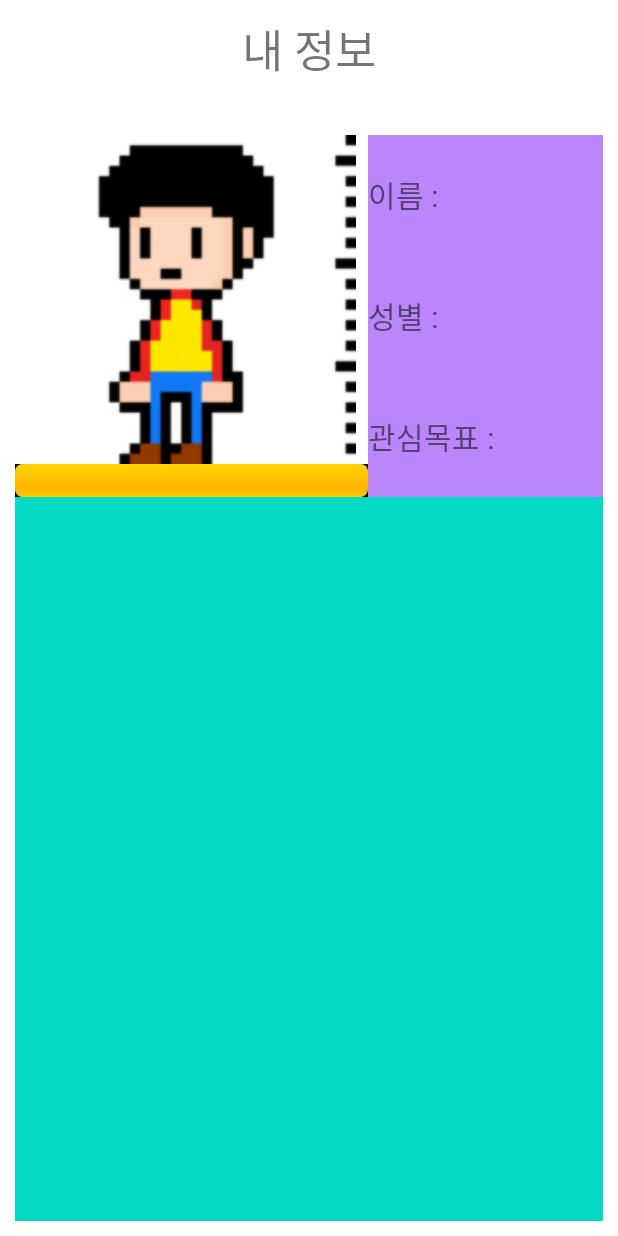
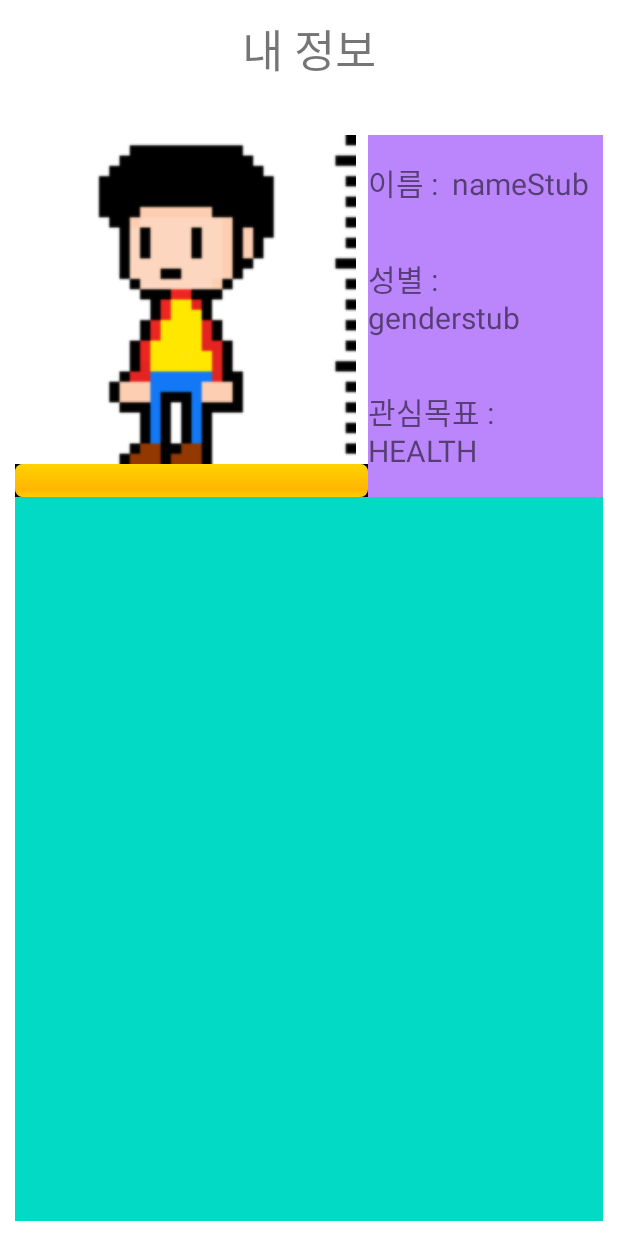
Before and after one commit to Aierse/Capstone4_1, an Android app: the MyInfoActivity screen opened directly, with no data from a screen before it, on a phone screen of 412 x 824 dp. Run offline under Robolectric (Android 15) with nearby library versions, the phone set to English and light mode, and no system bars.

Commit message:
기능 - 내정보 데이터 불러오기

```diff
--- a/app/src/main/java/com/example/capstone4_1/MyInfoActivity.kt
+++ b/app/src/main/java/com/example/capstone4_1/MyInfoActivity.kt
@@ -2,10 +2,26 @@ package com.example.capstone4_1
 
 import androidx.appcompat.app.AppCompatActivity
 import android.os.Bundle
+import android.widget.TextView
 
 class MyInfoActivity : AppCompatActivity() {
+
+
     override fun onCreate(savedInstanceState: Bundle?) {
         super.onCreate(savedInstanceState)
         setContentView(R.layout.activity_my_info)
+
+        var name = findViewById<TextView>(R.id.myInfoName)
+        var gender = findViewById<TextView>(R.id.myInfoGender)
+        var interest = findViewById<TextView>(R.id.myInfoInterest)
+
+        var nameValue = Character.name
+        var genderValue = Character.gender
+        var interestValue = Character.interest
+
+
+        name.append(" $nameValue")
+        gender.append(" $genderValue")
+        interest.append(" $interestValue")
     }
 }
```
